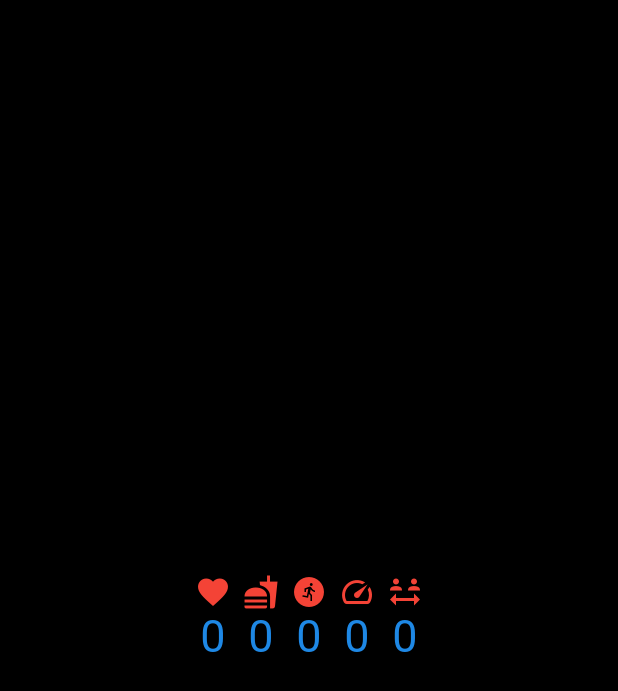
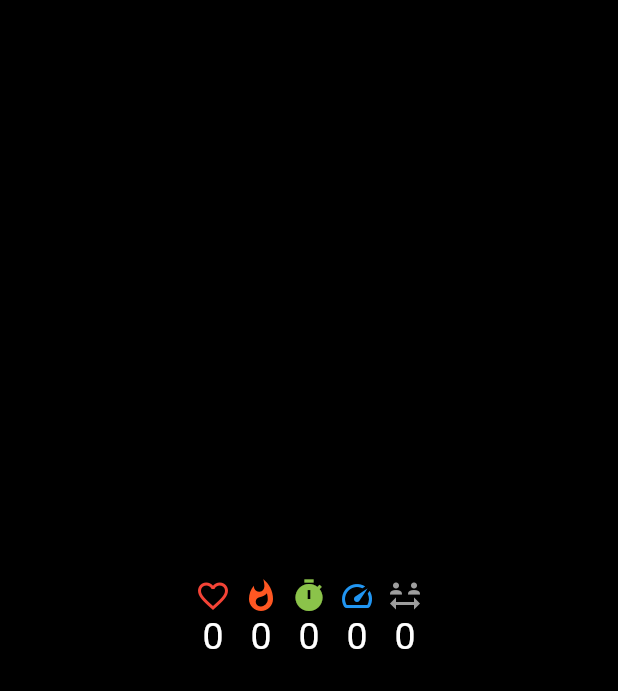
Before and after one commit to mmahtabfar1/PeerCycle-SmartWatch, a Flutter app: the PeerWorkoutScreen screen opened directly, on a phone screen of 412 x 824 dp. Shown: the top 691 px of the screen. Run offline on Flutter 3.47's test engine with Material 2 defaults, Android fonts, the phone set to English and light mode, and no system bars; our stand-ins replace circular_countdown_timer, flutter_bluetooth_serial, fluttertoast, google_maps_flutter, permission_handler; missing offline and left inert: fit_tool, wear, workout.

Commit message:
updated icons in partner workout

```diff
--- a/lib/screens/peer_workout_screen.dart
+++ b/lib/screens/peer_workout_screen.dart
@@ -1,6 +1,10 @@
 import 'package:peer_cycle/bluetooth/bluetooth_manager.dart';
 import 'package:wear/wear.dart';
 import 'package:flutter/material.dart';
+import 'package:workout/workout.dart';
+import 'package:peer_cycle/widgets/rounded_button.dart';
+
+
 
 class PeerWorkoutScreen extends StatefulWidget {
   const PeerWorkoutScreen({super.key});
@@ -10,10 +14,10 @@ class PeerWorkoutScreen extends StatefulWidget {
 }
 
 class _PeerWorkoutScreenState extends State<PeerWorkoutScreen>
-  with AutomaticKeepAliveClientMixin<PeerWorkoutScreen> {
+    with AutomaticKeepAliveClientMixin<PeerWorkoutScreen> {
 
   int heartRate = 0;
-  int calories = 0;
+  int calories = 0; //change to time
   int steps = 0;
   int distance = 0;
   int speed = 0;
@@ -71,61 +75,61 @@ class _PeerWorkoutScreenState extends State<PeerWorkoutScreen>
                         children: [
                           Column(children: [
                             const Icon(
-                              Icons.favorite,
+                              Icons.favorite_border,
                               color: Colors.red,
                             ),
                             Text(
                               heartRate.toString(),
-                              style: TextStyle(color: Colors.blue[600],
-                                  fontSize: 30),
+                              style: TextStyle(color: Colors.white,
+                                  fontSize: 25),
                             ),
                           ]),
                           const SizedBox(width: 8),
                           Column(children: [
                             const Icon(
-                              Icons.fastfood,
-                              color: Colors.red,
+                              Icons.whatshot,
+                              color: Colors.deepOrange,
                             ),
                             Text(
                               calories.toString(),
-                              style: TextStyle(color: Colors.blue[600],
-                                  fontSize: 30),
+                              style: TextStyle(color: Colors.white,
+                                  fontSize: 25),
                             ),
                           ]),
                           const SizedBox(width: 8),
                           Column(children: [
                             const Icon(
-                              Icons.run_circle,
-                              color: Colors.red,
+                              Icons.timer,
+                              color: Colors.lightGreen,
                             ),
                             Text(
                               steps.toString(),
-                              style: TextStyle(color: Colors.blue[600],
-                                  fontSize: 30),
+                              style: TextStyle(color: Colors.white,
+                                  fontSize: 25),
                             ),
                           ]),
                           const SizedBox(width: 8),
                           Column(children: [
                             const Icon(
                               Icons.speed,
-                              color: Colors.red,
+                              color: Colors.blue,
                             ),
                             Text(
                               speed.toString(),
-                              style: TextStyle(color: Colors.blue[600],
-                                  fontSize: 30),
+                              style: TextStyle(color: Colors.white,
+                                  fontSize: 25),
                             ),
                           ]),
                           const SizedBox(width: 8),
                           Column(children: [
                             const Icon(
                               Icons.social_distance,
-                              color: Colors.red,
+                              color: Colors.grey,
                             ),
                             Text(
                               distance.toString(),
-                              style: TextStyle(color: Colors.blue[600],
-                                  fontSize: 30),
+                              style: TextStyle(color: Colors.white,
+                                  fontSize: 25),
                             ),
                           ]),
                         ]
```
